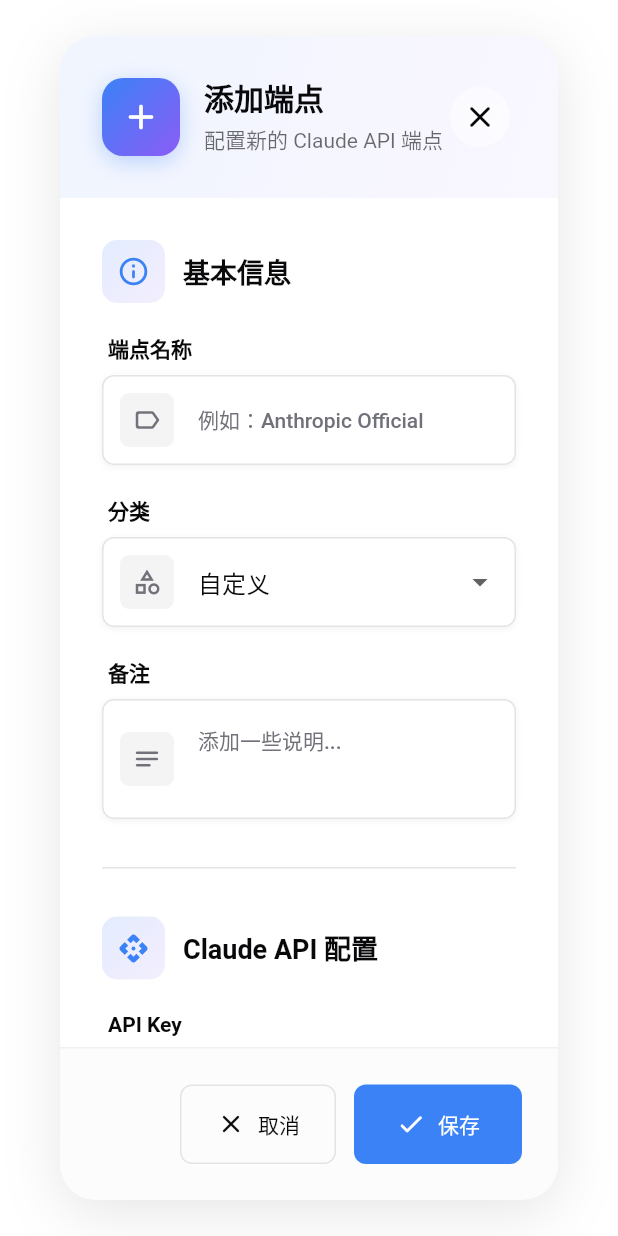
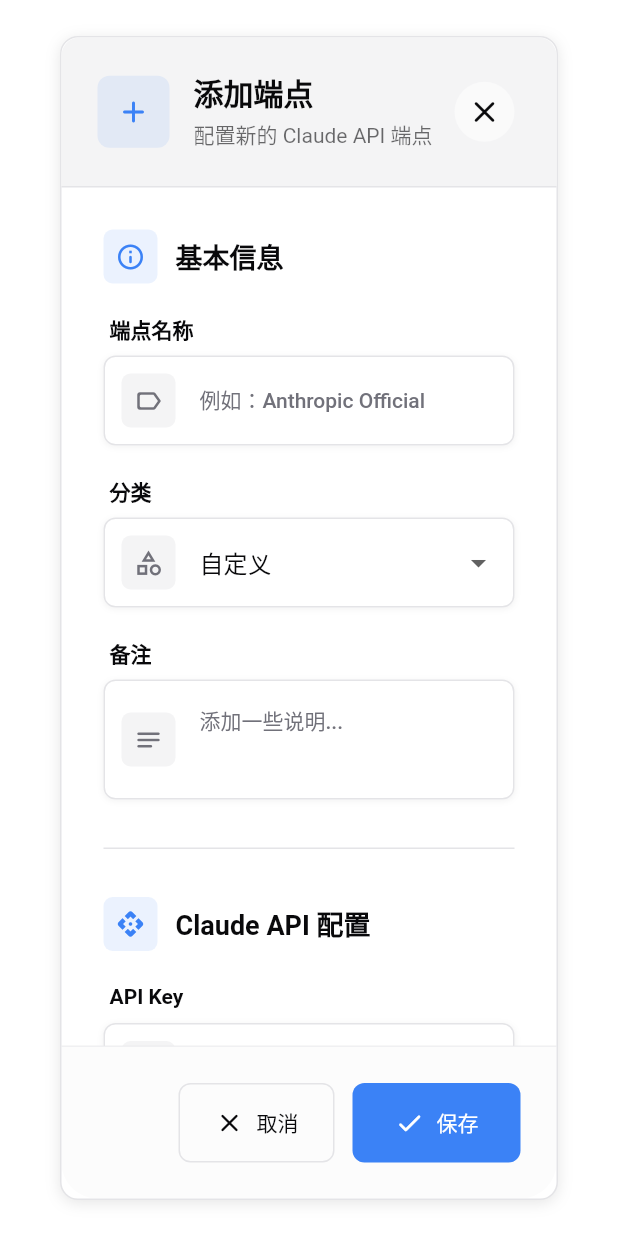
Before and after one commit to CalsRanna/code_proxy, a Flutter app: the EndpointFormDialog widget shown alone on an empty page, opened directly with empty values, on a phone screen of 412 x 824 dp. Run offline on Flutter 3.47's test engine with Material 3 defaults, Android fonts, the phone set to English and light mode, and no system bars; our stand-ins replace auto_route, get_it, shared_preferences, shelf, signals; missing offline and left inert: sqlite3; accounts and stored records are empty.

Commit message:
style(ui): update endpoint dialog to shadcn theme
Update endpoint dialog styling to match shadcn design system, including:
- Replace gradient backgrounds with solid colors
- Standardize spacing using shadcn spacing constants
- Update border radiuses and shadows
- Simplify icon containers design
- Add card border and muted background for header

```diff
--- a/lib/widgets/endpoint_form_dialog.dart
+++ b/lib/widgets/endpoint_form_dialog.dart
@@ -2,6 +2,8 @@ import 'package:code_proxy/model/claude_config.dart';
 import 'package:code_proxy/model/endpoint.dart';
 import 'package:code_proxy/view_model/endpoints_view_model.dart';
 import 'package:flutter/material.dart';
+import '../themes/shadcn_colors.dart';
+import '../themes/shadcn_spacing.dart';
 import 'modern_text_field.dart';
 
 /// 端点编辑表单对话框（StatefulWidget 以支持表单状态）
@@ -93,79 +95,68 @@ class _EndpointFormDialogState extends State<EndpointFormDialog> {
   @override
   Widget build(BuildContext context) {
     final theme = Theme.of(context);
-    final isDark = theme.brightness == Brightness.dark;
+    final brightness = theme.brightness;
 
     return Dialog(
-      shape: RoundedRectangleBorder(borderRadius: BorderRadius.circular(24)),
+      shape: RoundedRectangleBorder(
+        borderRadius: BorderRadius.circular(ShadcnSpacing.radiusLarge),
+      ),
       elevation: 0,
       backgroundColor: Colors.transparent,
       child: Container(
         constraints: const BoxConstraints(maxWidth: 680),
         decoration: BoxDecoration(
-          color: theme.colorScheme.surface,
-          borderRadius: BorderRadius.circular(24),
+          color: ShadcnColors.card(brightness),
+          borderRadius: BorderRadius.circular(ShadcnSpacing.radiusLarge),
+          border: Border.all(
+            color: ShadcnColors.border(brightness),
+            width: ShadcnSpacing.borderWidth,
+          ),
           boxShadow: [
             BoxShadow(
-              color: Colors.black.withValues(alpha: isDark ? 0.4 : 0.1),
-              blurRadius: 32,
-              offset: const Offset(0, 8),
+              color: Colors.black.withValues(
+                alpha: brightness == Brightness.dark
+                    ? ShadcnSpacing.shadowOpacityDarkSmall
+                    : ShadcnSpacing.shadowOpacityLightMedium,
+              ),
+              blurRadius: ShadcnSpacing.shadowBlurMedium,
+              offset: Offset(0, ShadcnSpacing.shadowOffsetMedium),
             ),
           ],
         ),
         child: Column(
           mainAxisSize: MainAxisSize.min,
           children: [
-            // 精致的标题栏
+            // 标题栏（Shadcn 风格 - 纯色背景）
             Container(
-              padding: const EdgeInsets.all(28),
+              padding: const EdgeInsets.all(ShadcnSpacing.spacing24),
               decoration: BoxDecoration(
-                gradient: LinearGradient(
-                  begin: Alignment.topLeft,
-                  end: Alignment.bottomRight,
-                  colors: [
-                    theme.colorScheme.primary.withValues(
-                      alpha: isDark ? 0.15 : 0.08,
-                    ),
-                    theme.colorScheme.secondary.withValues(
-                      alpha: isDark ? 0.1 : 0.05,
-                    ),
-                  ],
+                color: ShadcnColors.muted(brightness),
+                border: Border(
+                  bottom: BorderSide(
+                    color: ShadcnColors.border(brightness),
+                    width: ShadcnSpacing.borderWidth,
+                  ),
                 ),
-                borderRadius: const BorderRadius.only(
-                  topLeft: Radius.circular(24),
-                  topRight: Radius.circular(24),
+                borderRadius: BorderRadius.only(
+                  topLeft: Radius.circular(ShadcnSpacing.radiusLarge),
+                  topRight: Radius.circular(ShadcnSpacing.radiusLarge),
                 ),
               ),
               child: Row(
                 children: [
                   Container(
-                    padding: const EdgeInsets.all(12),
+                    padding: const EdgeInsets.all(ShadcnSpacing.spacing12),
                     decoration: BoxDecoration(
-                      gradient: LinearGradient(
-                        begin: Alignment.topLeft,
-                        end: Alignment.bottomRight,
-                        colors: [
-                          theme.colorScheme.primary,
-                          theme.colorScheme.secondary,
-                        ],
-                      ),
-                      borderRadius: BorderRadius.circular(14),
-                      boxShadow: [
-                        BoxShadow(
-                          color: theme.colorScheme.primary.withValues(
-                            alpha: 0.3,
-                          ),
-                          blurRadius: 12,
-                          offset: const Offset(0, 4),
-                        ),
-                      ],
+                      color: theme.colorScheme.primary.withValues(alpha: 0.1),
+                      borderRadius: BorderRadius.circular(ShadcnSpacing.radiusMedium),
                     ),
                     child: Icon(
                       widget.endpoint == null
                           ? Icons.add_rounded
                           : Icons.edit_rounded,
-                      color: Colors.white,
-                      size: 28,
+                      color: theme.colorScheme.primary,
+                      size: 24,
                     ),
                   ),
                   const SizedBox(width: 16),
@@ -471,24 +462,23 @@ class _EndpointFormDialogState extends State<EndpointFormDialog> {
     IconData icon,
   ) {
     final theme = Theme.of(context);
+    final brightness = theme.brightness;
+
     return Row(
       children: [
         Container(
-          padding: const EdgeInsets.all(10),
+          padding: const EdgeInsets.all(ShadcnSpacing.spacing8),
           decoration: BoxDecoration(
-            gradient: LinearGradient(
-              begin: Alignment.topLeft,
-              end: Alignment.bottomRight,
-              colors: [
-                theme.colorScheme.primary.withValues(alpha: 0.15),
-                theme.colorScheme.secondary.withValues(alpha: 0.1),
-              ],
-            ),
-            borderRadius: BorderRadius.circular(10),
+            color: theme.colorScheme.primary.withValues(alpha: 0.1),
+            borderRadius: BorderRadius.circular(ShadcnSpacing.radiusSmall),
           ),
-          child: Icon(icon, color: theme.colorScheme.primary, size: 22),
+          child: Icon(
+            icon,
+            color: theme.colorScheme.primary,
+            size: ShadcnSpacing.iconMedium,
+          ),
         ),
-        const SizedBox(width: 12),
+        const SizedBox(width: ShadcnSpacing.spacing12),
         Text(
           title,
           style: theme.textTheme.titleLarge?.copyWith(
```
